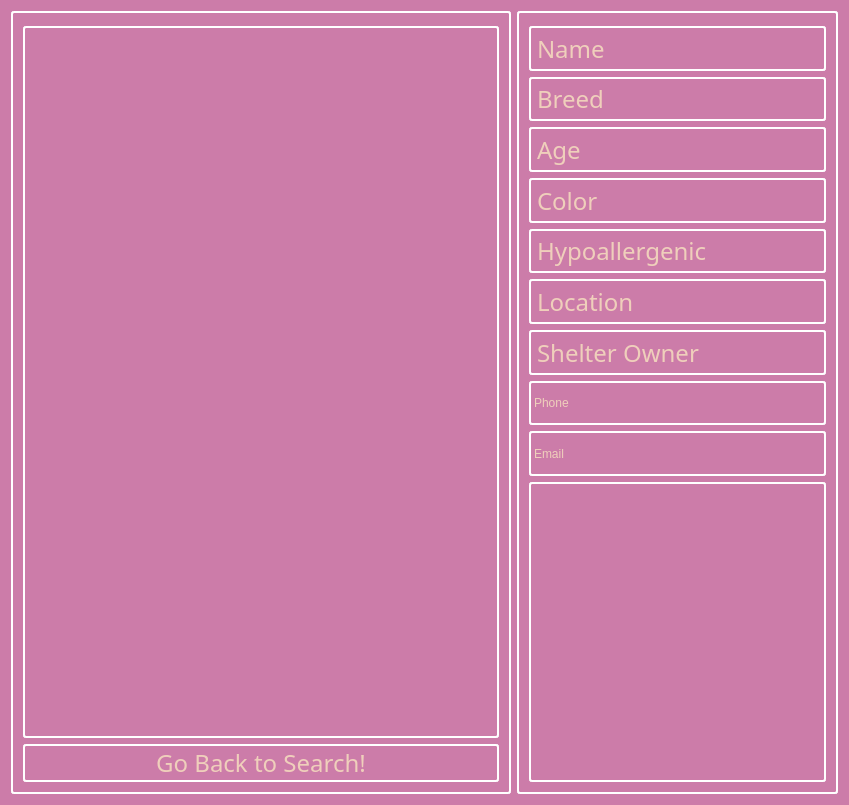
Before: the Qt Designer form breadnbutter/gui/petprofile.ui in jacksodl23/cs-205-pet-adoption, drawn with Qt 5.
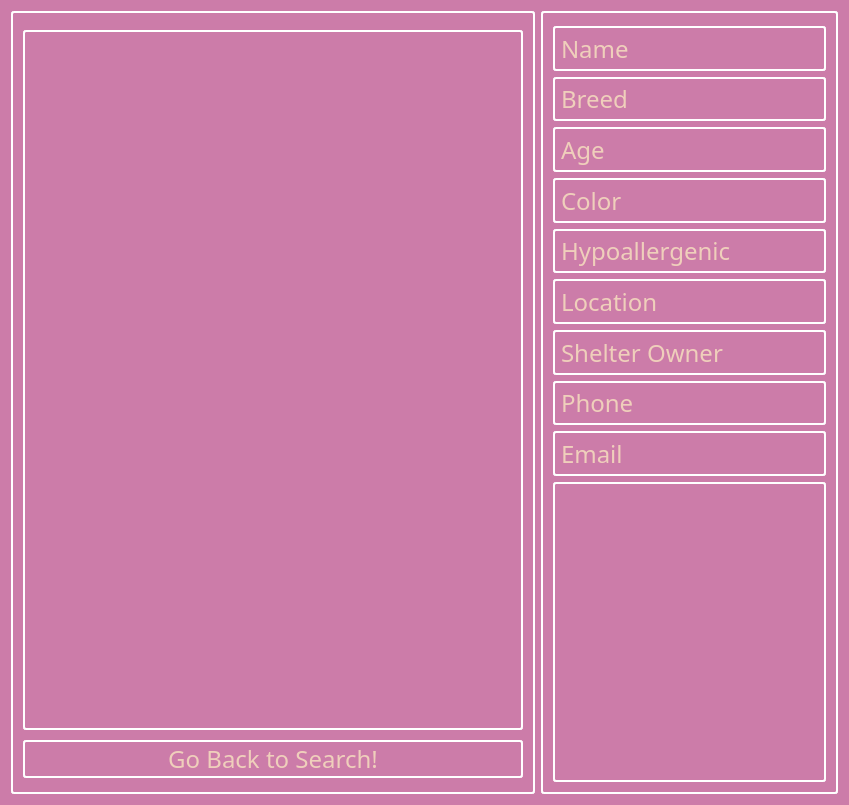
After: the same form once the commit is applied.

What changed in the file:
```diff
--- a/breadnbutter/gui/petprofile.ui
+++ b/breadnbutter/gui/petprofile.ui
@@ -44,14 +44,14 @@
          <widget class="QLabel" name="animalDisplay">
           <property name="minimumSize">
            <size>
-            <width>0</width>
-            <height>600</height>
+            <width>500</width>
+            <height>700</height>
            </size>
           </property>
           <property name="maximumSize">
            <size>
-            <width>16777215</width>
-            <height>800</height>
+            <width>500</width>
+            <height>700</height>
            </size>
           </property>
           <property name="text">
@@ -187,6 +187,12 @@
       </item>
       <item>
        <widget class="QLabel" name="label_phone">
+        <property name="font">
+         <font>
+          <family>Dyuthi</family>
+          <pointsize>18</pointsize>
+         </font>
+        </property>
         <property name="text">
          <string>Phone</string>
         </property>
@@ -194,6 +200,12 @@
       </item>
       <item>
        <widget class="QLabel" name="label_email">
+        <property name="font">
+         <font>
+          <family>Dyuthi</family>
+          <pointsize>18</pointsize>
+         </font>
+        </property>
         <property name="text">
          <string>Email</string>
         </property>
```
